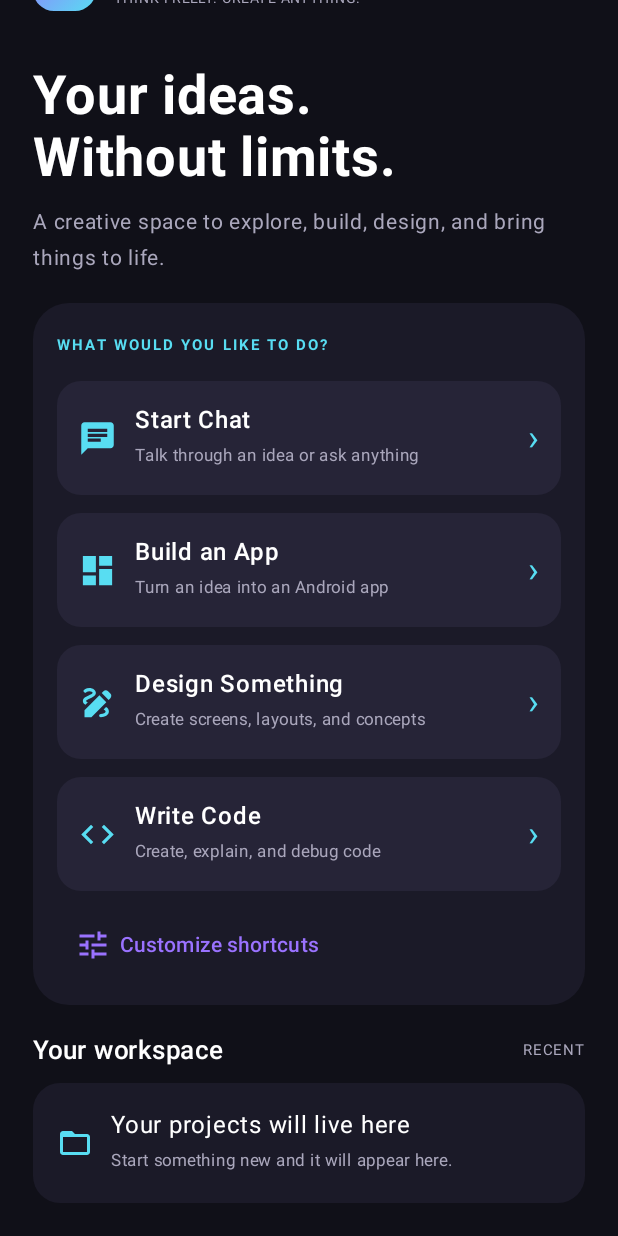
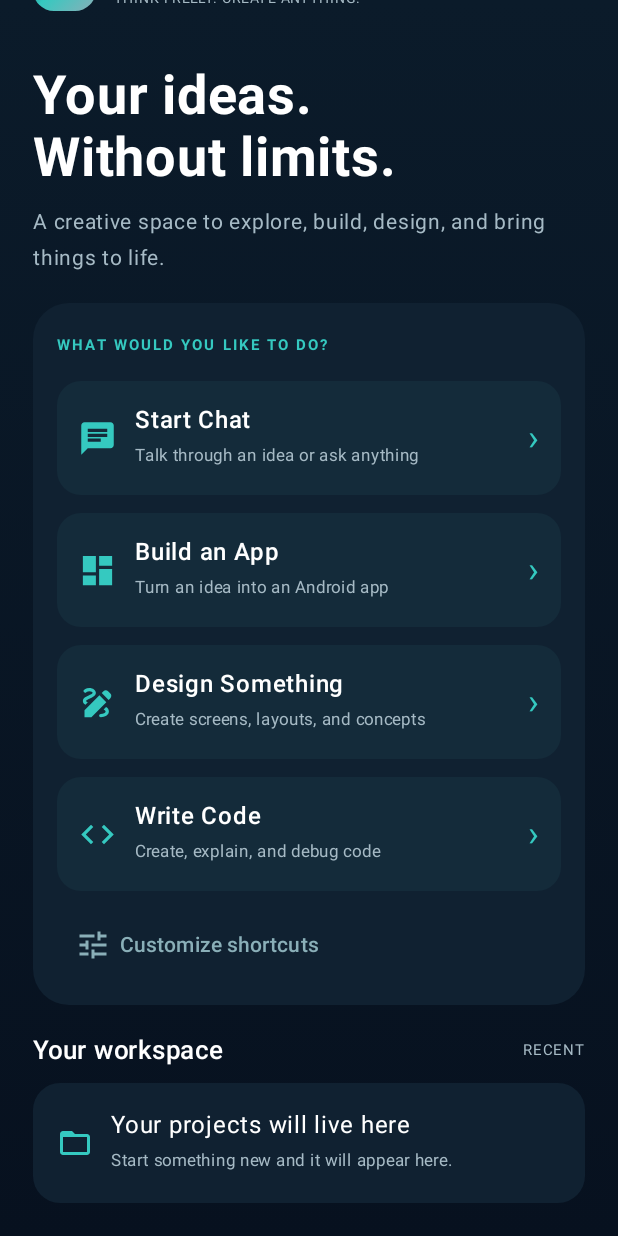
Before and after one commit to jaedwards1986/DevotedCraving, an Android app built with Jetpack Compose: the screen it shows after launch (MainActivity), scrolled down 60 dp, on a phone screen of 412 x 824 dp. Run offline under Robolectric (Android 15) with nearby library versions, the phone set to English and light mode, and no system bars.

Commit message:
Apply midnight blue and deep teal interface theme

```diff
--- a/app/src/main/java/ai/davoted/craving/MainActivity.kt
+++ b/app/src/main/java/ai/davoted/craving/MainActivity.kt
@@ -28,11 +28,11 @@ import androidx.compose.ui.text.font.FontWeight
 import androidx.compose.ui.unit.dp
 import androidx.compose.ui.unit.sp
 
-private val Ink = Color(0xFF101018)
-private val Panel = Color(0xFF1B1A28)
-private val Violet = Color(0xFF9A72FF)
-private val Cyan = Color(0xFF58DDF2)
-private val Muted = Color(0xFFAAA7BC)
+private val Ink = Color(0xFF07111F)
+private val Panel = Color(0xFF102131)
+private val Violet = Color(0xFF8AAFB8)
+private val Cyan = Color(0xFF35C9C0)
+private val Muted = Color(0xFFA6BAC5)
 
 private data class Tool(val name: String, val detail: String, val icon: ImageVector)
 private val toolList = listOf(
@@ -46,7 +46,7 @@ class MainActivity : ComponentActivity() {
     override fun onCreate(savedInstanceState: Bundle?) {
         super.onCreate(savedInstanceState)
         setContent {
-            MaterialTheme(colorScheme = darkColorScheme(primary = Violet, secondary = Cyan, background = Ink, surface = Panel)) {
+            MaterialTheme(colorScheme = darkColorScheme(primary = Cyan, secondary = Color(0xFF8AAFB8), background = Ink, surface = Panel)) {
                 UnBoundAI()
             }
         }
@@ -61,13 +61,13 @@ private fun UnBoundAI() {
 
     if (selected == null) {
         LazyColumn(
-            modifier = Modifier.fillMaxSize().background(Ink),
+            modifier = Modifier.fillMaxSize().background(Brush.verticalGradient(listOf(Color(0xFF0B1B2A), Ink))),
             contentPadding = PaddingValues(22.dp),
             verticalArrangement = Arrangement.spacedBy(18.dp)
         ) {
             item {
                 Row(verticalAlignment = Alignment.CenterVertically) {
-                    Box(Modifier.size(42.dp).background(Brush.linearGradient(listOf(Violet, Cyan)), RoundedCornerShape(14.dp)), contentAlignment = Alignment.Center) {
+                    Box(Modifier.size(42.dp).background(Brush.linearGradient(listOf(Color(0xFF173F55), Cyan, Color(0xFF8AAFB8))), RoundedCornerShape(14.dp)), contentAlignment = Alignment.Center) {
                         Icon(Icons.Filled.AutoAwesome, null, tint = Ink)
                     }
                     Spacer(Modifier.width(12.dp))
@@ -88,7 +88,7 @@ private fun UnBoundAI() {
                         Text("WHAT WOULD YOU LIKE TO DO?", color = Cyan, fontSize = 10.sp, letterSpacing = 1.4.sp, fontWeight = FontWeight.Bold)
                         toolList.filter { shortcuts.contains(it.name) }.forEach { tool ->
                             Row(
-                                Modifier.fillMaxWidth().background(Color(0xFF262437), RoundedCornerShape(16.dp)).clickable { selected = tool }.padding(14.dp),
+                                Modifier.fillMaxWidth().background(Color(0xFF142B3A), RoundedCornerShape(16.dp)).clickable { selected = tool }.padding(14.dp),
                                 verticalAlignment = Alignment.CenterVertically
                             ) {
                                 Icon(tool.icon, null, tint = Cyan, modifier = Modifier.size(26.dp))
@@ -138,7 +138,7 @@ private fun UnBoundAI() {
             Text(selected!!.name, color = Color.White, fontSize = 30.sp, fontWeight = FontWeight.Bold, modifier = Modifier.padding(top = 14.dp))
             Text(selected!!.detail, color = Muted, modifier = Modifier.padding(top = 8.dp))
             OutlinedTextField(value = prompt, onValueChange = { prompt = it }, modifier = Modifier.fillMaxWidth().padding(top = 24.dp), minLines = 4, label = { Text("Tell UnBoundAI what you have in mind") })
-            Button(onClick = { }, modifier = Modifier.fillMaxWidth().padding(top = 14.dp).height(52.dp), colors = ButtonDefaults.buttonColors(containerColor = Violet)) {
+            Button(onClick = { }, modifier = Modifier.fillMaxWidth().padding(top = 14.dp).height(52.dp), colors = ButtonDefaults.buttonColors(containerColor = Cyan)) {
                 Icon(Icons.Filled.AutoAwesome, null)
                 Spacer(Modifier.width(8.dp))
                 Text("Continue")
```
